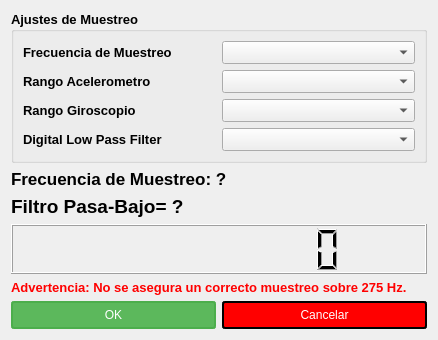
hectorda/Bio-Feedback, file ajustessensores.ui: the form before one commit.
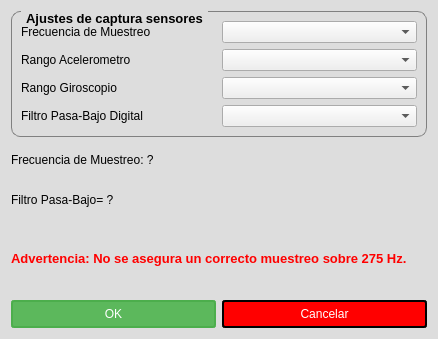
The form after the commit. Icons and pictures are not drawn.

Diff of the .ui file:
```diff
--- a/ajustessensores.ui
+++ b/ajustessensores.ui
@@ -20,7 +20,20 @@
   <property name="styleSheet">
    <string notr="true">QDialog{
 background-color:rgb(221, 221, 221)
-};</string>
+}
+
+QGroupBox {
+    border: 1px solid gray;
+    border-radius: 9px;
+    margin-top: 0.5em;
+}
+
+QGroupBox::title {
+    subcontrol-origin: margin;
+    left: 10px;
+    padding: 0 3px 0 3px;
+}
+</string>
   </property>
   <layout class="QVBoxLayout" name="verticalLayout">
    <item>
@@ -32,109 +45,52 @@
        <bold>true</bold>
       </font>
      </property>
+     <property name="styleSheet">
+      <string notr="true"/>
+     </property>
      <property name="title">
-      <string>Ajustes de Muestreo</string>
+      <string>Ajustes de captura sensores</string>
      </property>
      <layout class="QGridLayout" name="gridLayout">
       <item row="0" column="0">
        <widget class="QLabel" name="labelDivisorFrecuenciaMuestreo">
-        <property name="font">
-         <font>
-          <pointsize>10</pointsize>
-          <weight>75</weight>
-          <bold>true</bold>
-         </font>
-        </property>
         <property name="text">
          <string>Frecuencia de Muestreo</string>
         </property>
        </widget>
       </item>
       <item row="2" column="0">
-       <widget class="QLabel" name="label">
-        <property name="font">
-         <font>
-          <pointsize>10</pointsize>
-          <weight>75</weight>
-          <bold>true</bold>
-         </font>
-        </property>
+       <widget class="QLabel" name="labelRangoAcelerometro">
         <property name="text">
          <string>Rango Acelerometro</string>
         </property>
        </widget>
       </item>
       <item row="2" column="1">
-       <widget class="QComboBox" name="comboBoxAscale">
-        <property name="font">
-         <font>
-          <pointsize>10</pointsize>
-          <weight>75</weight>
-          <bold>true</bold>
-         </font>
-        </property>
-       </widget>
+       <widget class="QComboBox" name="comboBoxAscale"/>
       </item>
       <item row="3" column="0">
-       <widget class="QLabel" name="label_2">
-        <property name="font">
-         <font>
-          <pointsize>10</pointsize>
-          <weight>75</weight>
-          <bold>true</bold>
-         </font>
-        </property>
+       <widget class="QLabel" name="labelRangoGiroscopio">
         <property name="text">
          <string>Rango Giroscopio</string>
         </property>
        </widget>
       </item>
       <item row="3" column="1">
-       <widget class="QComboBox" name="comboBoxGscale">
-        <property name="font">
-         <font>
-          <pointsize>10</pointsize>
-          <weight>75</weight>
-          <bold>true</bold>
-         </font>
-        </property>
-       </widget>
+       <widget class="QComboBox" name="comboBoxGscale"/>
       </item>
       <item row="4" column="0">
-       <widget class="QLabel" name="label_4">
-        <property name="font">
-         <font>
-          <pointsize>10</pointsize>
-          <weight>75</weight>
-          <bold>true</bold>
-         </font>
-        </property>
+       <widget class="QLabel" name="labelFiltroPasaBajo">
         <property name="text">
-         <string>Digital Low Pass Filter</string>
+         <string>Filtro Pasa-Bajo Digital</string>
         </property>
        </widget>
       </item>
       <item row="0" column="1">
-       <widget class="QComboBox" name="comboBoxFrecuenciaMuestreo">
-        <property name="font">
-         <font>
-          <pointsize>10</pointsize>
-          <weight>75</weight>
-          <bold>true</bold>
-         </font>
-        </property>
-       </widget>
+       <widget class="QComboBox" name="comboBoxFrecuenciaMuestreo"/>
       </item>
       <item row="4" column="1">
-       <widget class="QComboBox" name="comboBoxDLPF">
-        <property name="font">
-         <font>
-          <pointsize>10</pointsize>
-          <weight>75</weight>
-          <bold>true</bold>
-         </font>
-        </property>
-       </widget>
+       <widget class="QComboBox" name="comboBoxDLPF"/>
       </item>
      </layout>
     </widget>
@@ -146,15 +102,6 @@
      </item>
      <item>
       <widget class="QLabel" name="labelSampleRate">
-       <property name="font">
-        <font>
-         <family>MS Shell Dlg 2</family>
-         <pointsize>13</pointsize>
-         <weight>75</weight>
-         <bold>true</bold>
-         <strikeout>false</strikeout>
-        </font>
-       </property>
        <property name="text">
         <string>Frecuencia de Muestreo: ?</string>
        </property>
@@ -162,15 +109,6 @@
      </item>
      <item>
       <widget class="QLabel" name="labelDLPF">
-       <property name="font">
-        <font>
-         <family>MS Shell Dlg 2</family>
-         <pointsize>14</pointsize>
-         <weight>75</weight>
-         <italic>false</italic>
-         <bold>true</bold>
-        </font>
-       </property>
        <property name="styleSheet">
         <string notr="true"/>
        </property>
@@ -181,19 +119,6 @@
      </item>
     </layout>
    </item>
-   <item>
-    <widget class="QLCDNumber" name="lcdNumberSampleRate">
-     <property name="minimumSize">
-      <size>
-       <width>50</width>
-       <height>50</height>
-      </size>
-     </property>
-     <property name="digitCount">
-      <number>10</number>
-     </property>
-    </widget>
-   </item>
    <item>
     <widget class="QLabel" name="labelAdvertencia">
      <property name="font">
```
Left out of the diff: 3 changed lines with no effect on the pictures.
